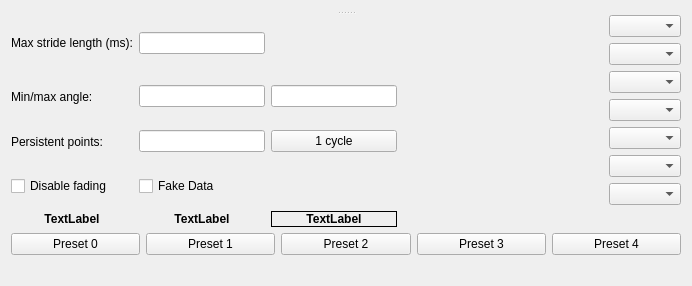
johnbatzer18/biomech_flexsea-plan, file ui/w_ankleAnglePlot.ui: the form before one commit.
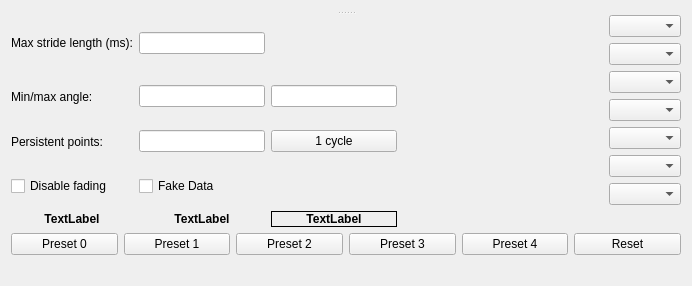
The form after the commit.

Commit message: Programmed the presets, added a Reset button, added support for axis

What changed in the file:
```diff
--- a/ui/w_ankleAnglePlot.ui
+++ b/ui/w_ankleAnglePlot.ui
@@ -266,6 +266,13 @@
            </property>
           </widget>
          </item>
+         <item>
+          <widget class="QPushButton" name="pushButtonPresetReset">
+           <property name="text">
+            <string>Reset</string>
+           </property>
+          </widget>
+         </item>
         </layout>
        </item>
       </layout>
```
The commit also changes 2 other files.
